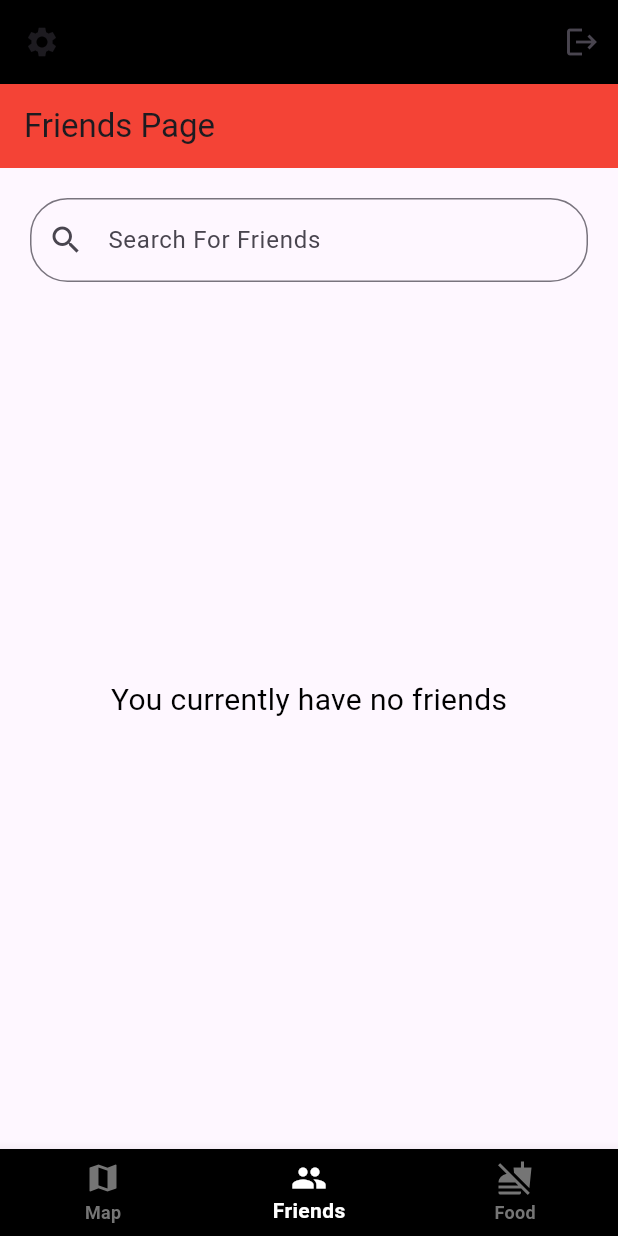
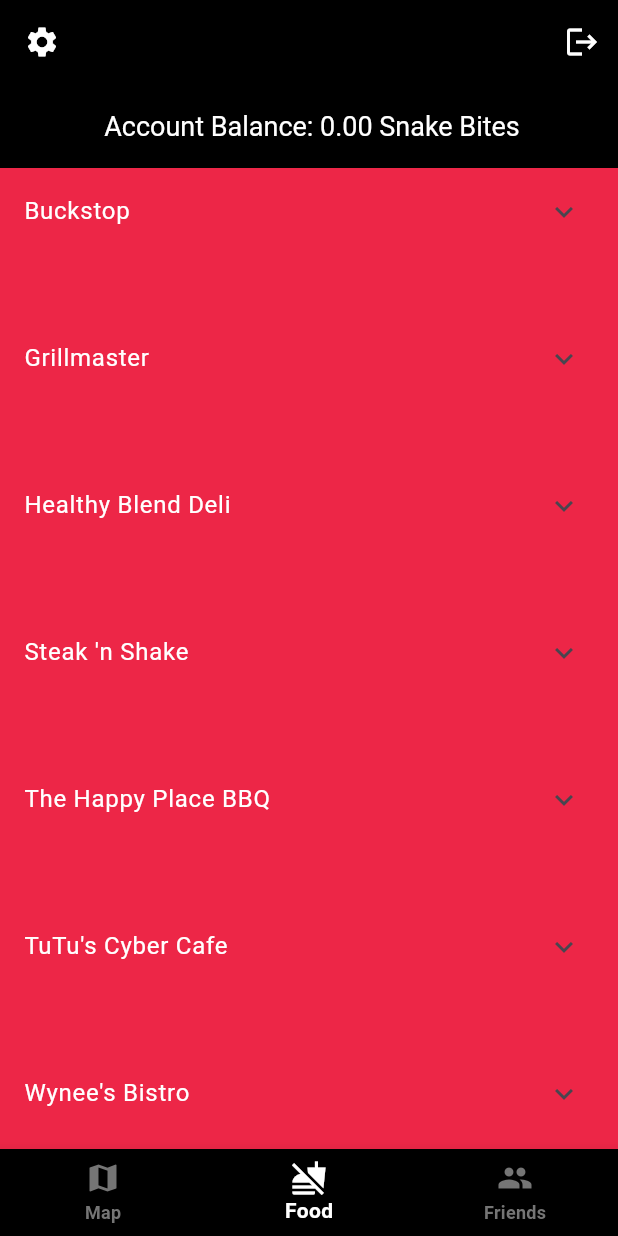
Before and after one commit to LogicErr0r/CSC-3400-Project, a Flutter app: the screen it shows once a user with an empty profile is signed in, item 2 of the bottom bar chosen, on a phone screen of 412 x 824 dp. Run offline on Flutter 3.47's test engine with Material 3 defaults, Android fonts, the light colour scheme and no system bars; our stand-ins replace cloud_firestore, firebase_auth, firebase_core, image_picker; accounts and stored records are empty.

Commit message:
Created the menusPage and linked it to the homePage; minor layout changes (swapped food and friends in the navBar, changed 4th option and added a 5th in Settings Page); fixed the navigation arrow prompt that randomly shows up, fixed the random loading circle prompt, created the userAccountPage but it is not linked to the registerPage and homePage.

```diff
--- a/lib/main.dart
+++ b/lib/main.dart
@@ -1,7 +1,9 @@
 import 'package:flutter/material.dart';
 import 'package:firebase_core/firebase_core.dart';
 import 'package:mocsmunchv2/pages/loginPages/firebase_options.dart';
+import 'package:mocsmunchv2/pages/loginPages/userAccountPage.dart';
 import 'package:mocsmunchv2/pages/miscPages/splashScreenPage.dart';
+import 'package:mocsmunchv2/pages/navPages/menusPage.dart';
 
 void main() async {
   WidgetsFlutterBinding.ensureInitialized();
--- a/lib/pages/loginPages/loginPage.dart
+++ b/lib/pages/loginPages/loginPage.dart
@@ -20,12 +20,12 @@
   // sign user in method
   void signUserIn() async {
 
-    //show loading circle
+    /*show loading circle
     showDialog(context: context, builder: (context) {
       return const Center(child: CircularProgressIndicator()
       );
     }
-  );
+  ); */
 
     //try sign in
     try{
--- a/lib/pages/navPages/friendsPage.dart
+++ b/lib/pages/navPages/friendsPage.dart
@@ -14,22 +14,22 @@
   @override
   Widget build(BuildContext context) {
     return Scaffold(
-      appBar: AppBar(
-        title: const Text('Friends Page'),
-        backgroundColor: Colors.red,
-      ),
       body: Container(
         padding: const EdgeInsets.all(20.0),
+        color: const Color.fromRGBO(237, 38, 71, 1.0), // Change background color to pink
         child: Column(
           children: <Widget>[
             // Search bar
             TextField(
               controller: _filter,
+              style: const TextStyle(color: Colors.white), // Change search bar text color to white
               decoration: const InputDecoration(
                 labelText: 'Search For Friends',
-                prefixIcon: Icon(Icons.search),
+                labelStyle: TextStyle(color: Colors.white), // Change search bar label color to white
+                prefixIcon: Icon(Icons.search, color: Colors.white), // Change search icon color to white
                 border: OutlineInputBorder(
                   borderRadius: BorderRadius.all(Radius.circular(25.0)),
+                  borderSide: BorderSide(color: Colors.white), // Change search bar border color to white
                 ),
               ),
             ),
@@ -39,7 +39,7 @@
                   'You currently have no friends',
                   style: TextStyle(
                     fontSize: 20, // Adjust the font size as you see fit
-                    color: Colors.black, // Adjust the color as needed
+                    color: Colors.white, // Adjust the color as needed
                     // Add more TextStyle properties according to your design
                   ),
                 ),
--- a/lib/pages/navPages/homePage.dart
+++ b/lib/pages/navPages/homePage.dart
@@ -3,6 +3,7 @@
 import 'package:mocsmunchv2/pages/loginPages/authPage.dart';
 import 'package:mocsmunchv2/pages/navPages/friendsPage.dart';
 import 'package:mocsmunchv2/pages/miscPages/settingsPage.dart';
+import 'package:mocsmunchv2/pages/navPages/menusPage.dart';
 
 class HomePage extends StatefulWidget {
   const HomePage({Key? key}) : super(key: key);
@@ -35,8 +36,8 @@
   // Removed 'static const' from _pages list
   final List<Widget> _pages = [
     const Text('Interactive Map here'), // Example Page
+    const RestaurantMenuPage(), // Menu Page
     const FriendsPage(), //Friends Page
-    const Text('All Food Menu Tabs here'), // Example Page
   ];
 
   void _onItemTapped(int index) {
@@ -54,11 +55,13 @@
         leading: IconButton(
           onPressed: goToSettingsPage,
           icon: const Icon(Icons.settings),
+          color: Colors.white
         ),
         actions: [
           IconButton(
             onPressed: signUserOut,
             icon: const Icon(Icons.logout),
+            color: Colors.white
           ),
         ],
       ),
@@ -80,12 +83,12 @@
             label: "Map",
           ),
           BottomNavigationBarItem(
+            icon: Icon(Icons.no_food),
+            label: "Food",
+          ),
+          BottomNavigationBarItem(
             icon: Icon(Icons.people),
             label: "Friends",
-          ),
-          BottomNavigationBarItem(
-            icon: Icon(Icons.no_food),
-            label: "Food",
           ),
         ],
       ),
--- /dev/null
+++ b/lib/pages/navPages/menusPage.dart
@@ -0,0 +1,394 @@
+import 'package:flutter/material.dart';
+
+class RestaurantMenuPage extends StatefulWidget {
+  const RestaurantMenuPage({Key? key}) : super(key: key);
+
+  @override
+  State<RestaurantMenuPage> createState() => _RestaurantMenuPageState();
+}
+
+class _RestaurantMenuPageState extends State<RestaurantMenuPage> {
+  List<String> _locations = [
+    "Buckstop",
+    "Grillmaster",
+    "Healthy Blend Deli",
+    "Steak 'n Shake",
+    "The Happy Place BBQ",
+    "TuTu's Cyber Cafe",
+    "Wynee's Bistro",
+  ];
+
+  Map<String, Map<String, List<String>>> _menus = {
+    "The Happy Place BBQ": {
+      "Breakfast": [
+        "Danish - \$2.50",
+        "Muffin - \$2.50",
+        "Hash Brown - \$1.00",
+        "Corn Muffin - \$1.00",
+        "Breakfast Quesadilla - \$4.75",
+        "Fruit Cup - \$1.95",
+        "Assorted Cereal Bars - \$1.50",
+        "Happy Wrap (Bacon Egg and Cheese) - \$4.75",
+      ],
+      "Beverages": [
+        "Coffee - \$1.50",
+        "Tea - \$1.50",
+        "Orange Juice - \$2.29",
+      ],
+      "Sandwich or Salad Meals": [
+        "Pulled Smoked Pork - \$5.95",
+        "Pulled Smoked Chicken - \$5.95",
+        "Smoked Beef Brisket - \$5.95",
+        "Smoked Portabella - \$5.95",
+        "Cheese Quesadilla - \$2.75",
+        "Meat Quesadilla (Pulled Pork, Pulled Chicken, Pulled Brisket, Portabella) - \$4.75",
+        "Salad Meal - \$5.95",
+        "Daily Special Meal - \$5.95",
+        "Daily Special Sandwich - \$4.25",
+        "Sandwich Only - \$4.25",
+        "Loaded Fries - \$4.50",
+      ],
+      "Sides and More": [
+        "Baked Beans or Green Beans - \$1.50",
+        "Waffle Fries - \$1.50",
+        "Corn Muffin - \$1.00",
+        "Garden or Caesar Salad - \$4.25",
+        "Coke Products (Cans or Water) - \$1.25",
+      ],
+    },
+    "Buckstop": {
+  "Breakfast": [
+    "Sausage, Egg, and Cheese Bagel - \$3.00",
+    "Bacon, Egg, and Cheese Bagel - \$3.00",
+    "Egg and Cheese Bagel - \$2.50",
+    "Bagel - \$1.50",
+    "Sausage, Egg, and Cheese Biscuit - \$2.75",
+    "Bacon, Egg, and Cheese Biscuit - \$2.75",
+    "Egg and Cheese Biscuit - \$2.25",
+    "Biscuit - \$1.25",
+    "Muffins - \$2.50",
+    "Breakfast Pizza Slice - \$2.75",
+  ],
+  "Lunch": [
+    "Hamburger - \$3.50",
+    "Cheeseburger - \$3.75",
+    "Double Burger - \$5.50",
+    "Double Cheese Burger - \$6.00",
+    "Grilled Chicken - \$4.25",
+    "All Beef Hot Dogs - \$2.75",
+    "Mahi Mahi - \$5.00",
+    "Italian Sausage - \$3.50",
+    "Black Bean Burger - \$3.75",
+  ],
+  "Whole Pizza": [
+    "Cheese - \$15.00",
+    "Pepperoni - \$17.00",
+    "Vegetarian - \$18.00",
+    "Meat Lovers - \$19.00",
+    "Supreme - \$20.00",
+    "Daily Special - \$18.00",
+    "Whole Flatbread (Cheese, Pepp, Supreme, Veggie) - \$12.00",
+    "Half Flatbread (Cheese, Pepp, Supreme, Veggie) - \$6.00",
+    "Add Extra Toppings - \$1.50",
+  ],
+  "By The Slice": [
+    "Cheese - \$2.00",
+    "Pepperoni - \$2.75",
+    "Vegetarian - \$3.25",
+    "Meat Lovers - \$3.25",
+    "Supreme - \$3.50",
+    "Daily Special - \$3.25",
+    "Flatbread (Cheese, Pepp, Supreme, Veggie) - \$1.75",
+  ],
+  "Sides And Extras": [
+    "Regular Combo (Chips & Can Soda or Water) - \$2.00",
+    "Specialty Combo (Grilled Veggies & Can Soda or Water) - \$2.50",
+    "Grilled Veggies - \$1.50",
+    "Bag of Chips - \$1.25",
+  ],
+  "Beverages": [
+    "Water Bottle - \$1.25",
+    "12oz Can of Soda (Coke, Diet Coke, Sprite, Barq's Root Beer, Tea) - \$1.00",
+  ],
+},
+
+    "TuTu's Cyber Cafe": {
+  "Coffee": [
+    "Coffee of the Day (Tall) - \$2.00",
+    "Coffee of the Day (Grande) - \$2.20",
+    "Coffee of the Day (Venti) - \$2.50",
+    "Decaf Coffee (Tall) - \$2.00",
+    "Decaf Coffee (Grande) - \$2.20",
+    "Decaf Coffee (Venti) - \$2.50",
+  ],
+  "Espresso Drinks": [
+    "Caffe Latte (Tall) - \$3.20",
+    "Caffe Latte (Grande) - \$3.90",
+    "Caffe Latte (Venti) - \$4.20",
+    "Caffe Mocha (Tall) - \$3.50",
+    "Caffe Mocha (Grande) - \$4.40",
+    "Caffe Mocha (Venti) - \$4.70",
+    "Carmel Macchiato (Tall) - \$3.80",
+    "Carmel Macchiato (Grande) - \$4.60",
+    "Carmel Macchiato (Venti) - \$5.00",
+    "Cappuccino (Tall) - \$3.20",
+    "Cappuccino (Grande) - \$3.75",
+    "Cappuccino (Venti) - \$4.00",
+    "White Chocolate Mocha (Tall) - \$4.00",
+    "White Chocolate Mocha (Grande) - \$4.50",
+    "White Chocolate Mocha (Venti) - \$4.75",
+    "Caffe Americano (Tall) - \$2.50",
+    "Caffe Americano (Grande) - \$2.75",
+    "Caffe Americano (Venti) - \$3.00",
+  ],
+  "Iced Drinks": [
+    "Iced Caffe Latte (Tall) - \$3.20",
+    "Iced Caffe Latte (Grande) - \$3.90",
+    "Iced Caffe Latte (Venti) - \$4.20",
+    "Iced Caffe Mocha (Tall) - \$3.50",
+    "Iced Caffe Mocha (Grande) - \$4.40",
+    "Iced Caffe Mocha (Venti) - \$4.70",
+    "Iced Caramel Macchiato (Tall) - \$3.80",
+    "Iced Caramel Macchiato (Grande) - \$4.60",
+    "Iced Caramel Macchiato (Venti) - \$5.00",
+    "Iced Chai Latte (Tall) - \$3.85",
+    "Iced Chai Latte (Grande) - \$4.60",
+    "Iced Chai Latte (Venti) - \$5.00",
+    "Iced White Chocolate Mocha (Tall) - \$4.00",
+    "Iced White Chocolate Mocha (Grande) - \$4.50",
+    "Iced White Chocolate Mocha (Venti) - \$4.75",
+    "Iced Coffee (Tall) - \$2.20",
+    "Iced Coffee (Grande) - \$2.70",
+    "Iced Coffee (Venti) - \$3.20",
+  ],
+  "Frappuccinos": [
+    "Mocha (Grande) - \$4.75",
+    "Coffee (Grande) - \$4.75",
+    "Caramel (Grande) - \$4.75",
+    "Strawberries 'n Cream (Grande) - \$4.75",
+    "Vanilla Bean (Grande) - \$4.75",
+    "Java Chip (Grande) - \$4.75",
+    "Double Chocolate Chip (Grande) - \$4.75",
+  ],
+  "Alternatives": [
+    "Hot Tea (Tall) - \$1.70",
+    "Hot Tea (Grande) - \$2.00",
+    "Hot Tea (Venti) - \$2.25",
+    "Iced Tea (Tall) - \$1.75",
+    "Iced Tea (Grande) - \$2.20",
+    "Iced Tea (Venti) - \$2.70",
+    "Chai Latte (Tall) - \$3.85",
+    "Chai Latte (Grande) - \$4.10",
+    "Chai Latte (Venti) - \$4.35",
+    "Hot Chocolate (Tall) - \$3.00",
+    "Hot Chocolate (Grande) - \$3.50",
+    "Hot Chocolate (Venti) - \$3.70",
+    "Caffe Americano (Tall) - \$2.50",
+    "Caffe Americano (Grande) - \$2.75",
+    "Caffe Americano (Venti) - \$3.00",
+    "Creamice (Grande) - \$4.50",
+    "Creamice (Venti) - \$4.75",
+  ],
+  "Extras": [
+    "Single Espresso - \$2.00",
+    "Double Espresso - \$2.20",
+    "Extra Shot - \$0.75",
+    "Add Flavor Syrup - \$0.75",
+  ],
+},
+
+ "Grillmaster": {
+      "Appetizers": [
+        "Mozzarella Sticks - \$5.99",
+        "Onion Rings - \$4.99",
+        "Jalapeno Poppers - \$6.99",
+        "Chicken Tenders - \$7.99",
+        "Fried Pickles - \$4.99",
+        "Fried Green Tomatoes - \$5.99",
+        "Fried Mushrooms - \$5.99",
+      ],
+      "Burgers": [
+        "Classic Burger - \$8.99",
+        "Bacon Cheeseburger - \$9.99",
+        "Mushroom Swiss Burger - \$9.99",
+        "BBQ Burger - \$10.99",
+        "Turkey Burger - \$8.99",
+        "Veggie Burger - \$8.99",
+      ],
+      "Sandwiches": [
+        "Grilled Chicken Sandwich - \$9.99",
+        "Philly Cheesesteak - \$11.99",
+        "Club Sandwich - \$10.99",
+        "Fish Sandwich - \$9.99",
+        "BLT Sandwich - \$8.99",
+      ],
+      "Salads": [
+        "House Salad - \$7.99",
+        "Caesar Salad - \$8.99",
+        "Grilled Chicken Salad - \$10.99",
+        "Chef Salad - \$9.99",
+        "Cobb Salad - \$10.99",
+      ],
+      "Sides": [
+        "French Fries - \$2.99",
+        "Sweet Potato Fries - \$3.99",
+        "Onion Rings - \$3.99",
+        "Cole Slaw - \$2.99",
+        "Side Salad - \$3.99",
+        "Mashed Potatoes - \$3.99",
+      ],
+    },
+    "Steak 'n Shake": {
+      "Classic Milkshakes": [
+        "Vanilla - \$3.99",
+        "Chocolate - \$3.99",
+        "Strawberry - \$3.99",
+        "Banana - \$3.99",
+        "Hot Fudge - \$4.29",
+        "Cookie Dough - \$4.29",
+        "Mocha - \$4.29",
+      ],
+      "Burgers": [
+        "Classic Steakburger - \$4.99",
+        "Bacon 'n Cheese Steakburger - \$5.99",
+        "Jalapeno Crunch Steakburger - \$5.99",
+        "Garlic Double Steakburger - \$6.99",
+        "Portobello 'n Swiss Steakburger - \$6.99",
+      ],
+      "Sandwiches": [
+        "Grilled Cheese - \$3.99",
+        "BLT - \$4.99",
+        "Grilled Chicken Sandwich - \$5.99",
+        "Spicy Chicken Sandwich - \$5.99",
+        "Philly Steakburger - \$6.99",
+      ],
+      "Breakfast": [
+        "Pancakes - \$4.99",
+        "French Toast - \$4.99",
+        "Sausage and Egg Biscuit - \$3.99",
+        "Bacon and Egg Biscuit - \$3.99",
+        "Sausage Gravy and Biscuits - \$4.99",
+      ],
+      "Sides": [
+        "French Fries - \$1.99",
+        "Onion Rings - \$2.49",
+        "Chili Cheese Fries - \$2.99",
+        "Chili Cheese Nachos - \$3.99",
+        "Applesauce - \$1.49",
+      ],
+    },
+    "Healthy Blend Deli": {
+      "Wraps": [
+        "Veggie Wrap - \$6.99",
+        "Chicken Caesar Wrap - \$7.99",
+        "Turkey Club Wrap - \$8.99",
+        "Grilled Veggie Wrap - \$6.99",
+        "California Turkey Wrap - \$8.99",
+      ],
+      "Sandwiches": [
+        "Turkey Sandwich - \$7.99",
+        "Roast Beef Sandwich - \$8.99",
+        "Chicken Salad Sandwich - \$7.99",
+        "Veggie Delight Sandwich - \$6.99",
+        "Tuna Salad Sandwich - \$7.99",
+      ],
+      "Salads": [
+        "Garden Salad - \$5.99",
+        "Caesar Salad - \$6.99",
+        "Greek Salad - \$7.99",
+        "Chef Salad - \$8.99",
+        "Cobb Salad - \$8.99",
+      ],
+      "Sides": [
+        "Fruit Cup - \$2.99",
+        "Side Salad - \$3.99",
+        "Chips - \$1.49",
+        "Cole Slaw - \$1.99",
+        "Pasta Salad - \$2.49",
+      ],
+      "Smoothies": [
+        "Strawberry Banana - \$4.99",
+        "Mango Madness - \$4.99",
+        "Berry Blast - \$4.99",
+        "Peach Perfection - \$4.99",
+        "Green Machine - \$4.99",
+      ],
+    },
+    "Wynee's Bistro": {
+      // Define menu for Wynee's Bistro
+      "Implement website scraping here": [
+              "food thingy",
+            ],
+        },
+      };
+
+  @override
+Widget build(BuildContext context) {
+  return Scaffold(
+appBar: AppBar(
+  automaticallyImplyLeading: false, // This will remove the back arrow
+  title: Text(
+    "            Account Balance: 0.00 Snake Bites",
+    style: TextStyle(
+      color: Colors.white,
+      fontSize: 18, // Set text color to white
+    ),
+  ),
+  backgroundColor: Colors.black, // Set background color to black
+),
+    body: Container(
+      color: Color.fromRGBO(237, 38, 71, 1.0), // Set background color to pink
+      child: ListView.builder(
+        itemCount: _locations.length,
+        itemBuilder: (context, index) {
+          String location = _locations[index];
+          return Column(
+            children: [
+              ExpansionTile(
+                title: Text(
+                  location,
+                  style: TextStyle(
+                    color: Colors.white, // Set text color to white
+                  ),
+                ),
+                children: _buildMenuList(_menus[location] ?? {}),
+              ),
+              SizedBox(height: 40), // Add space between ExpansionTiles
+            ],
+          );
+        },
+      ),
+    ),
+  );
+}
+
+
+  List<Widget> _buildMenuList(Map<String, List<dynamic>> menu) {
+    List<Widget> menuItems = [];
+    menu.forEach((category, items) {
+    menuItems.add(
+      Container(
+        color: Colors.black, // Set background color to black
+        child: ListTile(
+          title: Text(
+            category,
+            style: TextStyle(
+              fontWeight: FontWeight.bold,
+              color: Colors.white, // Set text color to white
+            ),
+          ),
+        ),
+      ),
+    );
+      items.forEach((item) {
+        menuItems.add(
+          ListTile(
+            title: Text(item,
+            style: TextStyle(color: Colors.white),),
+          ),
+        );
+      });
+    });
+    return menuItems;
+  }
+}
--- a/pubspec.yaml
+++ b/pubspec.yaml
@@ -49,6 +49,7 @@
   # package. See that file for information about deactivating specific lint
   # rules and activating additional ones.
   flutter_lints: ^2.0.0
+  image_picker: ^0.8.4+3
 
 # For information on the generic Dart part of this file, see the
 # following page: https://dart.dev/tools/pub/pubspec
```
Also changed, not shown: lib/pages/loginPages/registerPage.dart (+10 -4 lines), lib/pages/loginPages/userAccountPage.dart (added, +147 -0 lines), lib/pages/miscPages/settingsPage.dart (+33 -19 lines), pubspec.lock, 6 other files.
